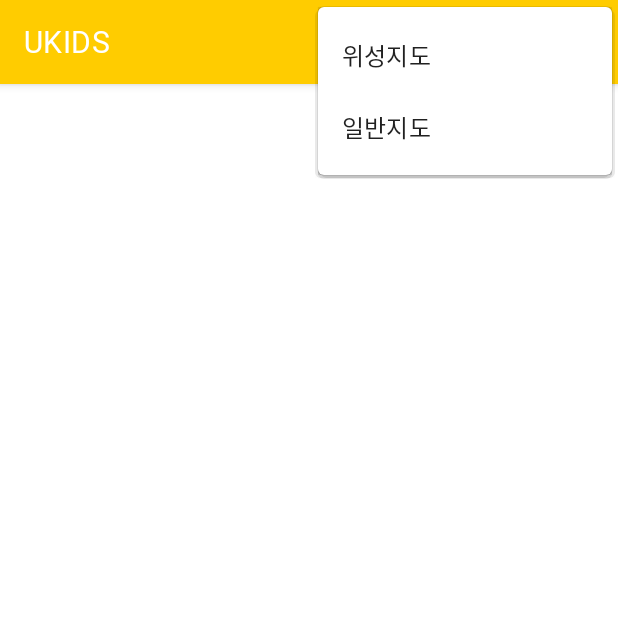
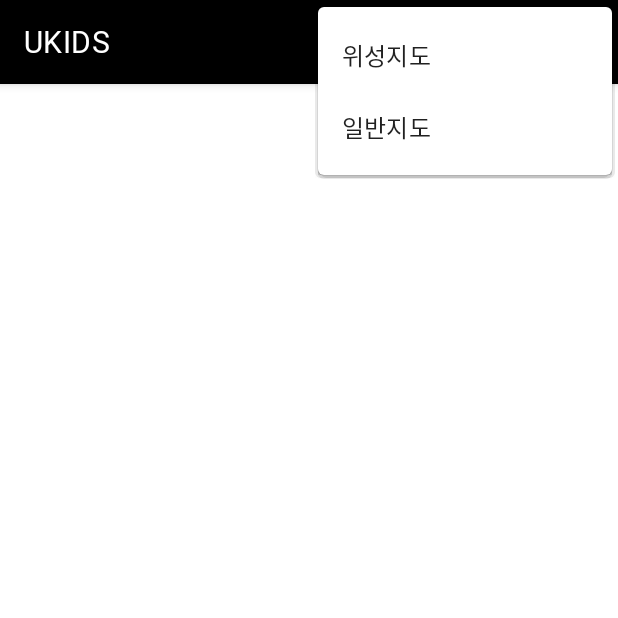
Before and after one commit to yellow-jam/MobileAppFinal22, an Android app: the MapActivity screen opened directly, with no data from a screen before it, with the options menu open, on a phone screen of 412 x 824 dp, the top half of it. Run offline under Robolectric (Android 15) with nearby library versions, the phone set to English and light mode, and no system bars.

Commit message:
메인페이지 디자인, AuthActivity 버그 수정(enable), 드로어레이아웃 꾸밈, MapActivity 버그 수정 실패

```diff
--- a/UKIDS/app/src/main/java/com/example/ukids/MapActivity.kt
+++ b/UKIDS/app/src/main/java/com/example/ukids/MapActivity.kt
@@ -124,7 +124,7 @@ class MapActivity : AppCompatActivity(), OnMapReadyCallback,
                         resarr.addAll(libs)
                         addMarkers(libs, 80.toFloat())
                     }
-                    if (checkedIds == null) {
+                    if (checkedIds[0] == null) {
                         addMarkers(playgrounds, 50.toFloat())
                         addMarkers(kidscafes, 30.toFloat())
                         addMarkers(libs, 80.toFloat())
@@ -136,6 +136,7 @@ class MapActivity : AppCompatActivity(), OnMapReadyCallback,
 
         // AddActivity로 전환 및 사후처리
         requestLauncher= registerForActivityResult(ActivityResultContracts.StartActivityForResult()) {
+            tempmarkerOptions = null
             Log.d("mobileApp", "MapActivity 사후처리 메소드")
 
             val placename = it.data!!.getStringExtra("placename")!!
@@ -147,11 +148,17 @@ class MapActivity : AppCompatActivity(), OnMapReadyCallback,
             // 데이터 추가
             datas.add(myRow(placename, placetype, "", addr, lat, lng, "", ""))
 
+            val hue = when(placetype) {
+                "놀이터" -> 50.toFloat()
+                "도서관" -> 80.toFloat()
+                "키즈카페" -> 30.toFloat()
+                else -> 160.toFloat()
+            }
             // 마커 추가
-            val m = MarkerOptions().title(placename)
-            m.icon(BitmapDescriptorFactory.defaultMarker(BitmapDescriptorFactory.HUE_YELLOW))
+            val m = MarkerOptions()
+            m.icon(BitmapDescriptorFactory.defaultMarker(hue))
             m.position(LatLng(lat!!.toDouble(), lng!!.toDouble()))
-            tempmarkerOptions = googleMap?.addMarker(m)
+            m.title(placename)
 
             // 하단의 스크롤뷰에 상세정보를 띄운다
             binding.fabAdd.visibility = View.GONE
@@ -177,6 +184,7 @@ class MapActivity : AppCompatActivity(), OnMapReadyCallback,
             override fun onMarkerClick(p0: Marker): Boolean {
 
                 if (p0.title=="현 위치") { // 현 위치를 나타내는 마커라면 장소 추가 버튼 활성화
+                    Log.d("mobileApp", "현위치마커클릭")
                     tempmarkerOptions?.remove()
                     binding.fabAdd.visibility = View.VISIBLE
                     binding.placeInfo.visibility = View.GONE
@@ -185,12 +193,14 @@ class MapActivity : AppCompatActivity(), OnMapReadyCallback,
                 }
 
                 if (p0==tempmarkerOptions) {
+                    Log.d("mobileApp", "temp마커클릭")
                     binding.fabAdd.visibility = View.VISIBLE
                     binding.placeInfo.visibility = View.GONE
                     binding.fabStar.visibility = View.GONE
                     return false
                 }
 
+                Log.d("mobileApp", "일반마커클릭")
                 // 마커가 클릭되면 하단의 스크롤뷰에 상세정보를 띄운다
                 binding.fabAdd.visibility = View.GONE
                 binding.placeInfo.visibility = View.VISIBLE
@@ -204,6 +214,7 @@ class MapActivity : AppCompatActivity(), OnMapReadyCallback,
                 }
                 findViewById<TextView>(R.id.info_placetype).setText(datas[index].placetype)
                 findViewById<TextView>(R.id.info_addr).setText(datas[index].addr ?: datas[index].road_addr)
+                findViewById<TextView>(R.id.info_content).setText("")
 
                 return false
             }
@@ -219,12 +230,12 @@ class MapActivity : AppCompatActivity(), OnMapReadyCallback,
                 binding.fabStar.visibility = View.GONE
 
                 // 클릭한 위치를 마커로 표시
-                tempmarkerOptions?.remove()
+                tempmarkerOptions?.remove()  // 직전에 생성된 마커를 지움
                 markerOptions = MarkerOptions()
-                markerOptions.icon(BitmapDescriptorFactory.defaultMarker(20F))
+                markerOptions.icon(BitmapDescriptorFactory.defaultMarker(BitmapDescriptorFactory.HUE_VIOLET))
                 markerOptions.position(latLng!!)
 
-                tempmarkerOptions = googleMap?.addMarker(markerOptions)
+                tempmarkerOptions = googleMap?.addMarker(markerOptions)  // 일시적으로 생성된 마커를 tempmarterOptions에 보관
                 Log.d("mobileApp", "$latLng")
             }
         })
@@ -235,7 +246,7 @@ class MapActivity : AppCompatActivity(), OnMapReadyCallback,
         var addr: String = ""
 
         // 위도경도 좌표를 주소로 변환하는 카카오 api 요청
-        /*
+
         val call: Call<C2R> = MyApplication.networkServiceC2R.getCoord2Address(
             "KakaoAK 7b133b534b22adc5d90927bc83653849",
             latLng.longitude.toString(),
@@ -255,7 +266,7 @@ class MapActivity : AppCompatActivity(), OnMapReadyCallback,
             }
         })
         Log.d("mobileApp", "api 요청 이후...")
-        */
+
 
         val intent = Intent(this@MapActivity, AddActivity::class.java)
         //intent.putExtra("addr", addr)
@@ -279,7 +290,7 @@ class MapActivity : AppCompatActivity(), OnMapReadyCallback,
         googleMap!!.moveCamera(CameraUpdateFactory.newCameraPosition(position))
         // 현위치 마커 추가
         val markerOp = MarkerOptions()
-        markerOp.icon(BitmapDescriptorFactory.defaultMarker(20.toFloat()))
+        markerOp.icon(BitmapDescriptorFactory.defaultMarker(BitmapDescriptorFactory.HUE_ROSE))
         markerOp.position(latLng)
         markerOp.title("현 위치")
         googleMap?.addMarker(markerOp)
@@ -345,7 +356,7 @@ class MapActivity : AppCompatActivity(), OnMapReadyCallback,
             "pYVi5WRhkWtEwEK/I4kgN7b4rNT0ilJBAD0ZrcvBAAFFgV3kqfOSQ9cQn5eEczFo+9O1Q1g5b0UiGp10XfJcOA==",
             "xml",
             1,
-            30
+            50
         )
 
         call3?.enqueue(object : Callback<responseInfo3> {
--- a/UKIDS/app/src/main/java/com/example/ukids/PlaceListFragment.kt
+++ b/UKIDS/app/src/main/java/com/example/ukids/PlaceListFragment.kt
@@ -183,7 +183,7 @@ class PlaceListFragment : Fragment() {
                         Log.d("mobileApp", "도서관 선택")
                         resarr.addAll(libs)
                     }
-                    if (checkedIds == null) {
+                    if (checkedIds[0] == null) {
                         resarr.addAll(datas)
                     }
                     binding.PlaceListRecyclerView.layoutManager = LinearLayoutManager(activity)
--- a/UKIDS/app/src/main/res/layout/activity_auth.xml
+++ b/UKIDS/app/src/main/res/layout/activity_auth.xml
@@ -17,6 +17,7 @@
         android:layout_marginTop="20dp" />
     <Button
         android:visibility="gone"
+        android:background="@color/yellow"
         android:layout_width="match_parent"
         android:layout_height="wrap_content"
         android:text="로그아웃"
@@ -25,6 +26,7 @@
         android:layout_marginTop="20dp" />
     <Button
         android:visibility="gone"
+        android:backgroundTint="@color/yellow"
         android:layout_width="match_parent"
         android:layout_height="wrap_content"
         android:text="회원가입"
@@ -52,6 +54,7 @@
         android:layout_width="match_parent"
         android:layout_height="wrap_content"
         android:backgroundTint="@color/lightgray"
+        android:enabled="false"
         android:text="가입"
         android:textStyle="bold"
         android:id="@+id/signBtn"
@@ -61,6 +64,7 @@
         android:layout_width="match_parent"
         android:layout_height="wrap_content"
         android:backgroundTint="@color/lightgray"
+        android:enabled="false"
         android:text="로그인"
         android:textStyle="bold"
         android:id="@+id/loginBtn"
--- a/UKIDS/app/src/main/res/layout/activity_splash.xml
+++ b/UKIDS/app/src/main/res/layout/activity_splash.xml
@@ -47,6 +47,7 @@
 
     <Button
         android:visibility="gone"
+        android:backgroundTint="@color/yellow"
         android:id="@+id/loginbutton"
         android:layout_width="250dp"
         android:layout_height="wrap_content"
--- a/UKIDS/app/src/main/res/menu/navigation_menu.xml
+++ b/UKIDS/app/src/main/res/menu/navigation_menu.xml
@@ -5,11 +5,11 @@
         android:id="@+id/menu_mypage"
         android:title="내 정보" />
     <item
-        android:icon="@android:drawable/ic_menu_gallery"
+        android:icon="@android:drawable/star_off"
         android:id="@+id/menu_mystar"
         android:title="즐겨찾기" />
     <item
-        android:icon="@android:drawable/ic_menu_add"
+        android:icon="@android:drawable/ic_menu_preferences"
         android:id="@+id/menu_settings"
         android:title="앱 설정" />
     <item
--- a/UKIDS/app/src/main/res/values/themes.xml
+++ b/UKIDS/app/src/main/res/values/themes.xml
@@ -2,9 +2,9 @@
     <!-- Base application theme. -->
     <style name="Theme.UKIDS" parent="Theme.MaterialComponents.Light.DarkActionBar">
         <!-- Primary brand color. -->
-        <item name="colorPrimary">@color/yellow</item>
-        <item name="colorPrimaryVariant">@color/orange</item>
-        <item name="colorOnPrimary">@color/black</item>
+        <item name="colorPrimary">@color/black</item>
+        <item name="colorPrimaryVariant">@color/gray</item>
+        <item name="colorOnPrimary">@color/white</item>
         <!-- Secondary brand color. -->
         <item name="colorSecondary">@color/teal_200</item>
         <item name="colorSecondaryVariant">@color/teal_700</item>
```
Also changed, not shown: UKIDS/app/src/main/java/com/example/ukids/AuthActivity.kt (+4 -4 lines), UKIDS/app/src/main/res/layout/activity_main.xml (+31 -17 lines), UKIDS/app/src/main/res/drawable-v24/main_imgbtn_add.png (added), UKIDS/app/src/main/res/drawable-v24/main_imgbtn_map.png (added), UKIDS/app/src/main/res/drawable-v24/main_imgbtn_tip.png (added).
